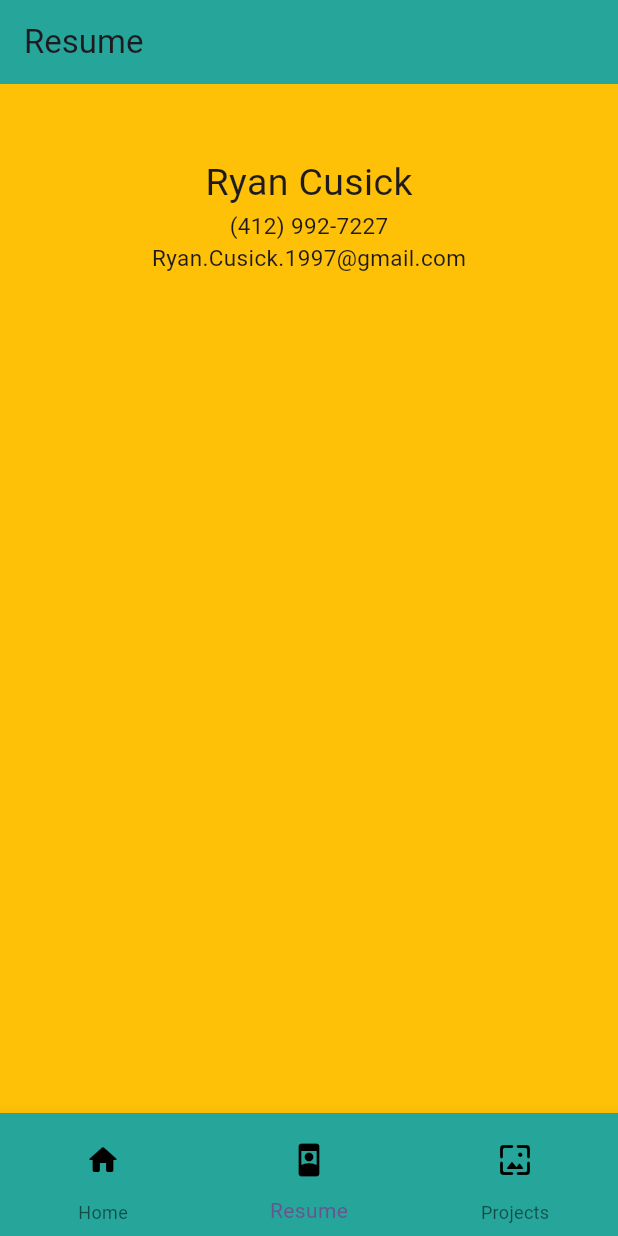
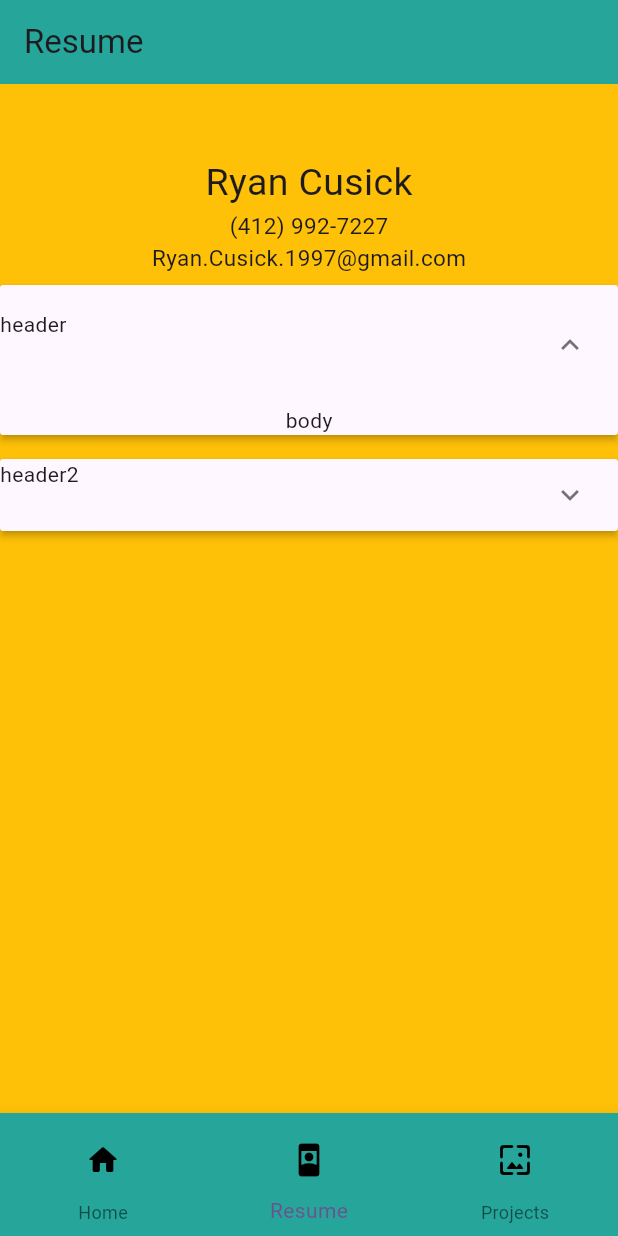
Before and after one commit to Cusick1/portfolio, a Flutter app: the screen it shows after launch, item 2 of the bottom bar chosen, on a phone screen of 412 x 824 dp. Run offline on Flutter 3.47's test engine with Material 3 defaults, Android fonts, the phone set to English and light mode, and no system bars.

Commit message:
created my own ExpansionPannels and PannelContent type to aid it.

```diff
--- a/lib/presentation/resume_page.dart
+++ b/lib/presentation/resume_page.dart
@@ -1,5 +1,7 @@
 import 'package:flutter/material.dart';
 import 'package:portfolio/presentation/widgets/contact_info.dart';
+import 'package:portfolio/presentation/widgets/expansion_pannels.dart';
+import 'package:portfolio/presentation/widgets/pannel_content.dart';
 
 class Resume extends StatelessWidget {
   const Resume({super.key});
@@ -12,6 +14,21 @@ class Resume extends StatelessWidget {
         child: Column(
           children: [
             Padding(padding: const EdgeInsets.all(8.0), child: ContactInfo()),
+            // Create a List of DropDown Widgets
+            ExpansionPannels(
+              content: [
+                PannelContent(
+                  header: Text('header'),
+                  body: Text('body'),
+                  isExpanded: true,
+                ),
+                PannelContent(
+                  header: Text('header2'),
+                  body: Text('body2'),
+                  isExpanded: false,
+                ),
+              ],
+            ),
           ],
         ),
       ),
--- /dev/null
+++ b/lib/presentation/widgets/expansion_pannels.dart
@@ -0,0 +1,45 @@
+import 'package:flutter/material.dart';
+import 'package:portfolio/presentation/widgets/pannel_content.dart';
+
+class ExpansionPannels extends StatefulWidget {
+  const ExpansionPannels({super.key, required this.content});
+
+  final List<PannelContent> content;
+
+  @override
+  State<StatefulWidget> createState() => _ExpansionPannelsState();
+}
+
+class _ExpansionPannelsState extends State<ExpansionPannels> {
+  late List<PannelContent> _contentList;
+
+  @override
+  void initState() {
+    super.initState();
+    _contentList = widget.content;
+  }
+
+  @override
+  Widget build(BuildContext context) {
+    return SingleChildScrollView(child: Container(child: _pannels()));
+  }
+
+  Widget _pannels() {
+    return ExpansionPanelList(
+      children:
+          _contentList.map<ExpansionPanel>((PannelContent pannelContent) {
+            return ExpansionPanel(
+              headerBuilder: (BuildContext context, bool isExpanded) {
+                return pannelContent.header;
+              },
+              body: pannelContent.body,
+              isExpanded: pannelContent.isExpanded,
+              canTapOnHeader: pannelContent.canTapOnHeader,
+              backgroundColor: pannelContent.backgroundColor,
+              splashColor: pannelContent.splashColor,
+              highlightColor: pannelContent.highlightColor,
+            );
+          }).toList(),
+    );
+  }
+}
--- /dev/null
+++ b/lib/presentation/widgets/pannel_content.dart
@@ -0,0 +1,21 @@
+import 'package:flutter/material.dart';
+
+class PannelContent {
+  const PannelContent({
+    required this.header,
+    required this.body,
+    this.isExpanded = false,
+    this.canTapOnHeader = false,
+    this.backgroundColor,
+    this.splashColor,
+    this.highlightColor,
+  });
+
+  final Widget header;
+  final Widget body;
+  final bool isExpanded;
+  final bool canTapOnHeader;
+  final Color? backgroundColor;
+  final Color? splashColor;
+  final Color? highlightColor;
+}
```
